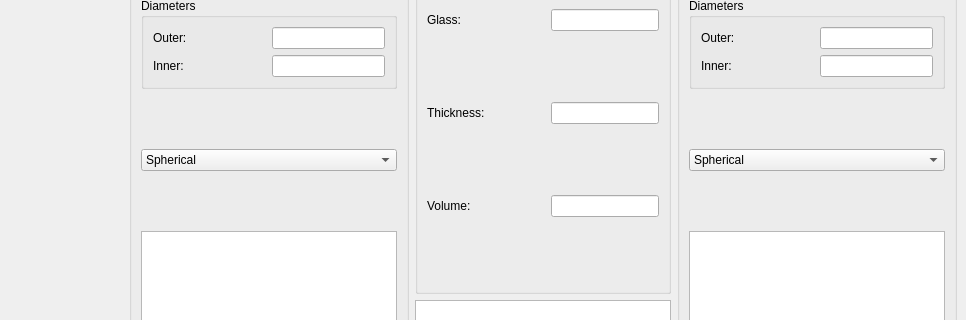
Above: lens-drawing/gui.ui from heterophyllus/lens-drawing before the change; both pictures show x 0 to 966 and y 428 to 748 of the 966 by 951 pixel window. Below: the same form after it.
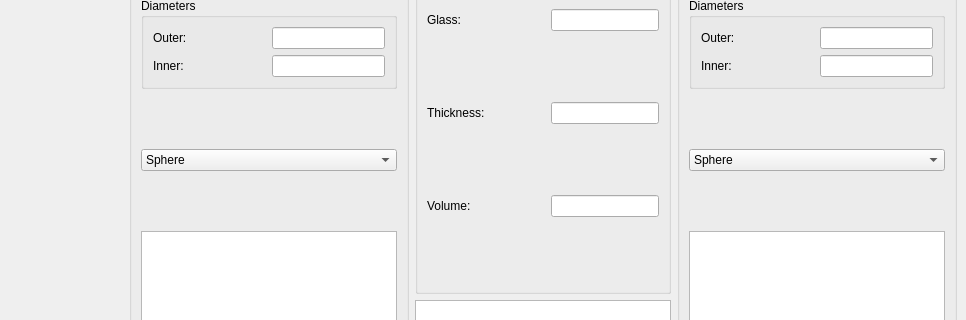
That is the form after the change.

Patch:
```diff
--- a/lens-drawing/gui.ui
+++ b/lens-drawing/gui.ui
@@ -47,7 +47,7 @@
         <widget class="QComboBox" name="comboBox_R2_Type">
          <item>
           <property name="text">
-           <string>Spherical</string>
+           <string>Sphere</string>
           </property>
          </item>
          <item>
@@ -221,7 +221,7 @@
          </property>
          <item>
           <property name="text">
-           <string>Spherical</string>
+           <string>Sphere</string>
           </property>
          </item>
          <item>
```
Left out of the diff: 14 changed lines with no effect on the pictures.
